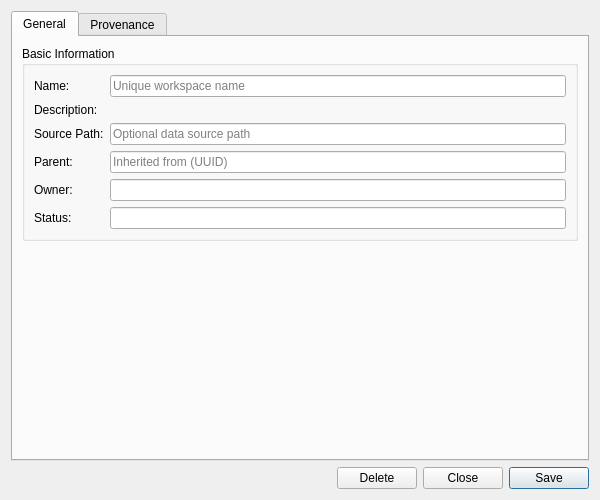
OreStudio/OreStudio, file projects/ores.qt.workspace/ui/WorkspaceDetailDialog.ui: the form before one commit.
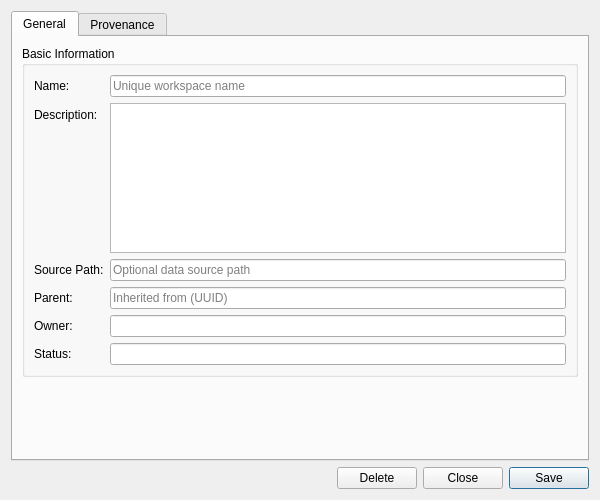
The form after the commit. Custom widgets are drawn as their Qt base class.

Commit message: [codegen] Fix Qt dialog template gaps: plain_text_edit, UUID fields, delete request

Diff of the .ui file:
```diff
--- a/projects/ores.qt.workspace/ui/WorkspaceDetailDialog.ui
+++ b/projects/ores.qt.workspace/ui/WorkspaceDetailDialog.ui
@@ -60,6 +60,23 @@
            </widget>
           </item>
           <item row="1" column="1">
+           <widget class="QPlainTextEdit" name="descriptionEdit">
+            <property name="minimumSize">
+             <size>
+              <width>0</width>
+              <height>80</height>
+             </size>
+            </property>
+            <property name="maximumSize">
+             <size>
+              <width>16777215</width>
+              <height>150</height>
+             </size>
+            </property>
+            <property name="placeholderText">
+             <string></string>
+            </property>
+           </widget>
           </item>
           <item row="2" column="0">
            <widget class="QLabel" name="labelSourcePath">
```
The commit also changes 7 other files.
